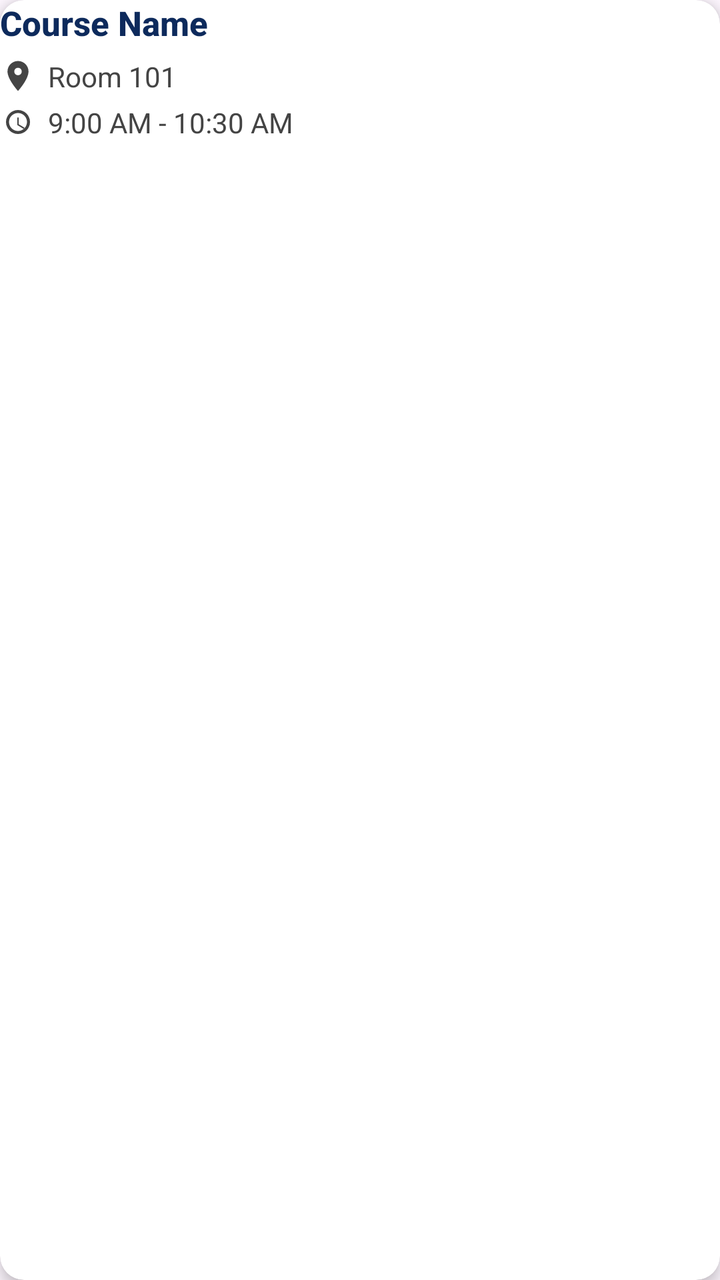
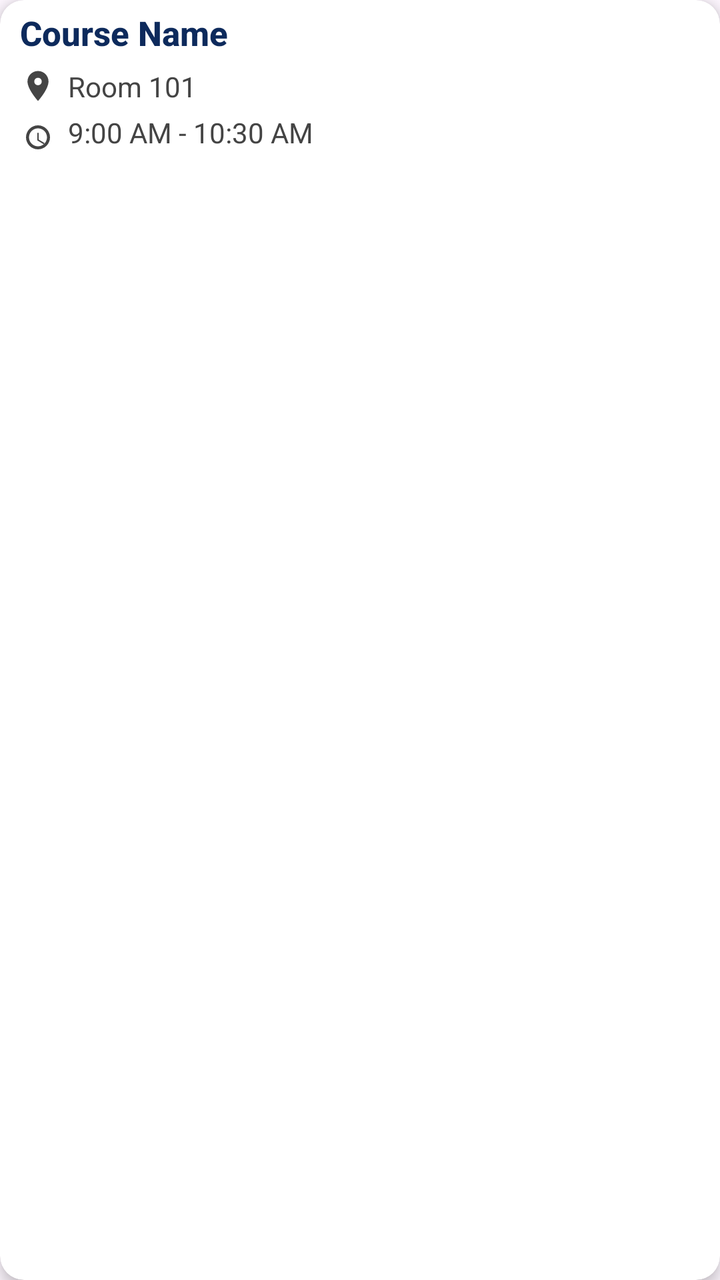

Compare the two renders of this Android layout. The source of the first and the diff that turns it into the second are given below.
<!-- AndroidManifest.xml: application theme Theme.FASTable -->
<!-- res/layout/item_course_card.xml -->
<?xml version="1.0" encoding="utf-8"?>
<androidx.cardview.widget.CardView xmlns:android="http://schemas.android.com/apk/res/android"
    xmlns:app="http://schemas.android.com/apk/res-auto"
    android:layout_width="match_parent"
    android:layout_height="wrap_content"
    android:backgroundTint="#FFFFFF"
    app:cardCornerRadius="12dp"
    app:cardElevation="4dp"
    android:padding="16dp">

    <LinearLayout
        android:layout_width="match_parent"
        android:layout_height="wrap_content"
        android:orientation="vertical">

        <TextView
            android:id="@+id/textCourseName"
            android:layout_width="wrap_content"
            android:layout_height="wrap_content"
            android:text="Course Name"
            android:textSize="17sp"
            android:textStyle="bold"
            android:textColor="#0D2A5C"
            android:layout_marginBottom="6dp"
            android:fontFamily="sans-serif-medium" />

        <LinearLayout
            android:layout_width="wrap_content"
            android:layout_height="wrap_content"
            android:orientation="horizontal"
            android:layout_marginBottom="4dp"
            android:gravity="center_vertical">

            <ImageView
                android:layout_width="18dp"
                android:layout_height="18dp"
                android:layout_marginEnd="6dp"
                android:src="@drawable/ic_location"
                app:tint="#444" />

            <TextView
                android:id="@+id/textLocation"
                android:layout_width="wrap_content"
                android:layout_height="wrap_content"
                android:text="Room 101"
                android:textColor="#444"
                android:textSize="14sp" />
        </LinearLayout>

        <LinearLayout
            android:layout_width="wrap_content"
            android:layout_height="wrap_content"
            android:orientation="horizontal"
            android:gravity="center_vertical">

            <ImageView
                android:layout_width="18dp"
                android:layout_height="18dp"
                android:layout_marginEnd="6dp"
                android:src="@drawable/ic_clock"
                app:tint="#444" />

            <TextView
                android:id="@+id/textTime"
                android:layout_width="wrap_content"
                android:layout_height="wrap_content"
                android:text="9:00 AM - 10:30 AM"
                android:textColor="#444"
                android:textSize="14sp" />
        </LinearLayout>
    </LinearLayout>
</androidx.cardview.widget.CardView>
<!-- resources referenced by this layout -->
<resources>
  <!-- drawable ic_clock (drawable) -->
  <vector xmlns:android="http://schemas.android.com/apk/res/android"
      android:width="24dp"
      android:height="24dp"
      android:viewportWidth="24"
      android:viewportHeight="24">
      <path
          android:fillColor="#000000"
          android:pathData="M12,20c4.4,0 8,-3.6 8,-8s-3.6,-8 -8,-8 -8,3.6 -8,8 3.6,8 8,8zm0,-14c3.3,0 6,2.7 6,6s-2.7,6 -6,6 -6,-2.7 -6,-6 2.7,-6 6,-6zm0.5,3h-1v5l4.3,2.6 0.5,-0.8 -3.8,-2.3v-4.5z" />
  </vector>
  <!-- drawable ic_location (drawable) -->
  <vector xmlns:android="http://schemas.android.com/apk/res/android"
      android:width="24dp"
      android:height="24dp"
      android:viewportWidth="24"
      android:viewportHeight="24">
      <path
          android:fillColor="#000000"
          android:pathData="M12,2C8.1,2 5,5.1 5,9c0,5.3 7,13 7,13s7,-7.7 7,-13c0,-3.9 -3.1,-7 -7,-7zM12,11.5c-1.4,0 -2.5,-1.1 -2.5,-2.5s1.1,-2.5 2.5,-2.5 2.5,1.1 2.5,2.5 -1.1,2.5 -2.5,2.5z" />
  </vector>
  <style name="Theme.FASTable" parent="Base.Theme.FASTable" />
  <style name="Base.Theme.FASTable" parent="Theme.Material3.DayNight.NoActionBar">
          
          
      </style>
</resources>

<!-- the commit's change to res/layout/item_course_card.xml (unified diff, before → after) -->
@@ -14,6 +14,8 @@
         android:orientation="vertical">
 
         <TextView
+            android:paddingTop="5dp"
+            android:paddingLeft="10dp"
             android:id="@+id/textCourseName"
             android:layout_width="wrap_content"
             android:layout_height="wrap_content"
@@ -25,6 +27,7 @@
             android:fontFamily="sans-serif-medium" />
 
         <LinearLayout
+            android:paddingLeft="10dp"
             android:layout_width="wrap_content"
             android:layout_height="wrap_content"
             android:orientation="horizontal"
@@ -48,6 +51,8 @@
         </LinearLayout>
 
         <LinearLayout
+            android:paddingLeft="10dp"
+            android:paddingBottom="5dp"
             android:layout_width="wrap_content"
             android:layout_height="wrap_content"
             android:orientation="horizontal"
@@ -61,6 +66,7 @@
                 app:tint="#444" />
 
             <TextView
+                android:paddingBottom="5dp"
                 android:id="@+id/textTime"
                 android:layout_width="wrap_content"
                 android:layout_height="wrap_content"
